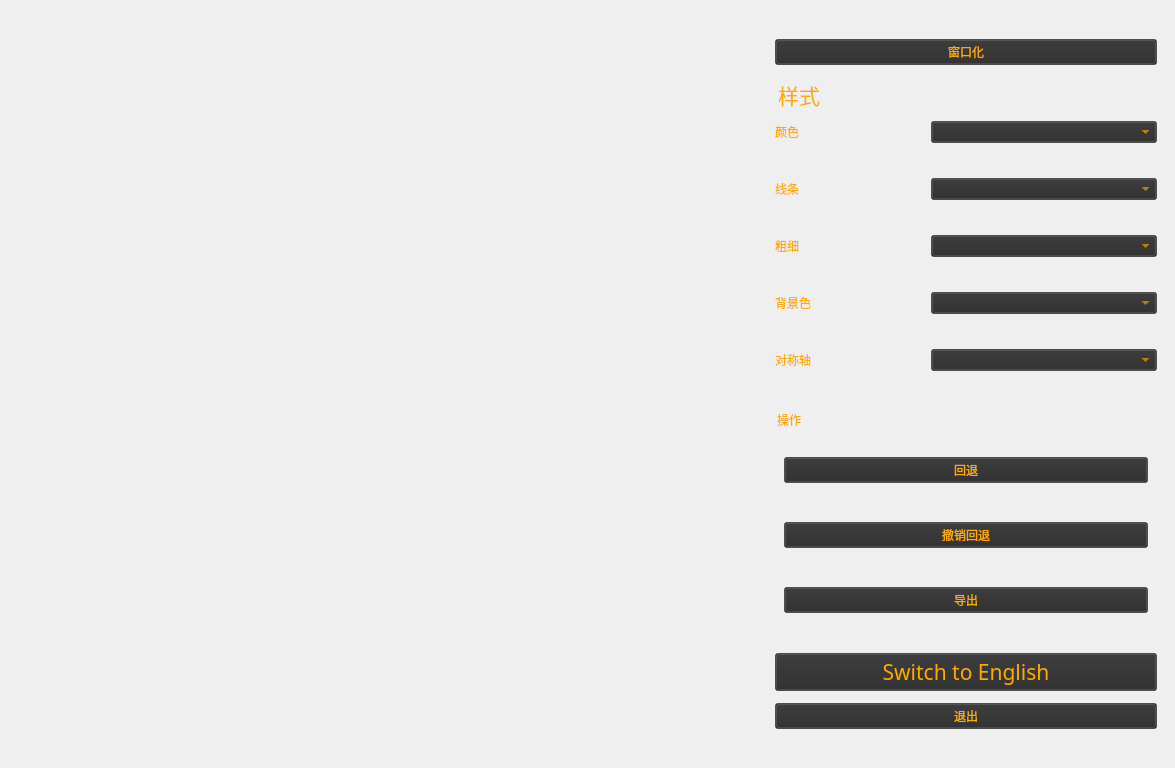
This is widget.ui in Sam-ie/Magical-Circle as Qt 5 draws it before an edit. The edited form follows.
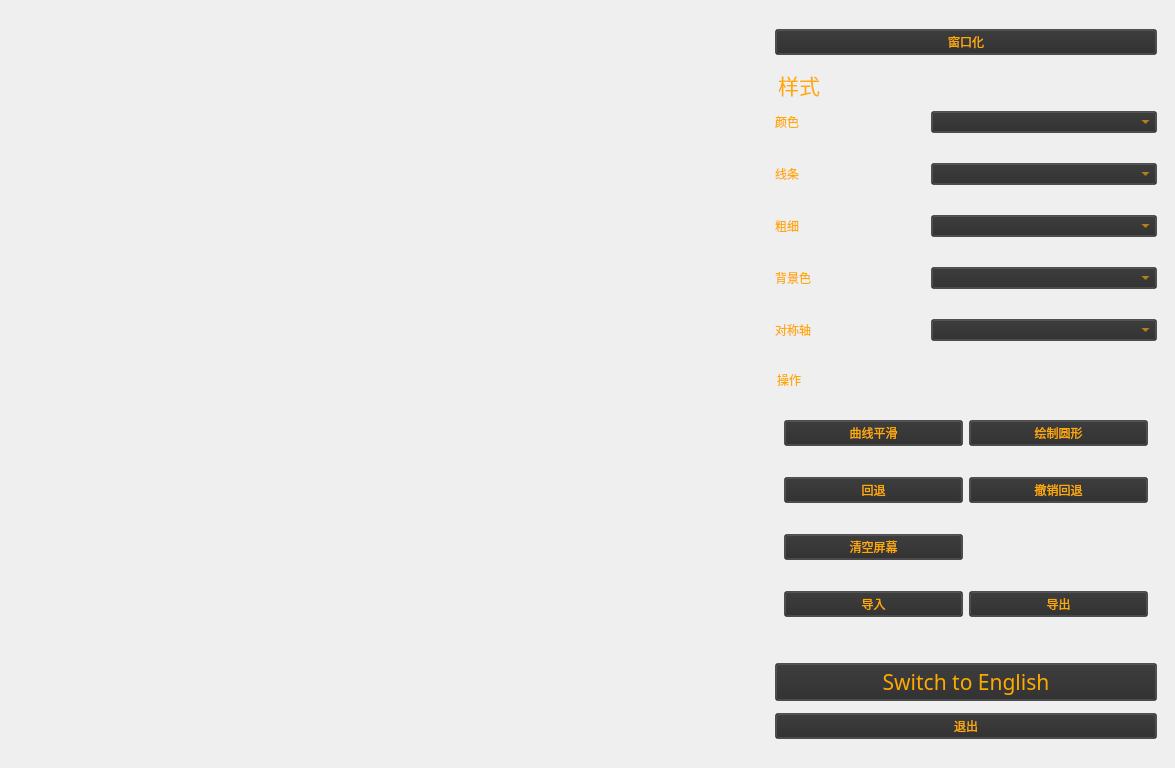
This is the edited form. Icons and pictures are not drawn.

Patch:
```diff
--- a/widget.ui
+++ b/widget.ui
@@ -12,7 +12,7 @@
   </property>
   <property name="minimumSize">
    <size>
-    <width>700</width>
+    <width>800</width>
     <height>768</height>
    </size>
   </property>
@@ -92,16 +92,20 @@
     outline: none; /* 移除轮廓 */
     background-color: transparent; /* 设定背景透明 */
 }
-QPushButton:hover, QPushButton:pressed {
+QPushButton:hover, QPushButton:pressed, QPushButton:checked {
     color: red;
+	font: 18pt &quot;华文楷体&quot;;
+}
+QPushButton:disabled {
+    color: gray;
 }</string>
         </property>
         <layout class="QGridLayout" name="gridLayout_4">
          <property name="topMargin">
-          <number>30</number>
+          <number>20</number>
          </property>
          <property name="bottomMargin">
-          <number>30</number>
+          <number>20</number>
          </property>
          <property name="verticalSpacing">
           <number>12</number>
@@ -111,7 +115,7 @@
            <property name="minimumSize">
             <size>
              <width>240</width>
-             <height>320</height>
+             <height>290</height>
             </size>
            </property>
            <property name="font">
@@ -133,13 +137,13 @@
              <number>0</number>
             </property>
             <property name="topMargin">
-             <number>25</number>
+             <number>30</number>
             </property>
             <property name="rightMargin">
              <number>0</number>
             </property>
             <property name="bottomMargin">
-             <number>5</number>
+             <number>0</number>
             </property>
             <property name="verticalSpacing">
              <number>16</number>
@@ -232,7 +236,7 @@
            <property name="minimumSize">
             <size>
              <width>0</width>
-             <height>200</height>
+             <height>250</height>
             </size>
            </property>
            <property name="styleSheet">
@@ -241,37 +245,74 @@
            <property name="title">
             <string>操作</string>
            </property>
-           <layout class="QVBoxLayout" name="verticalLayout">
-            <property name="spacing">
-             <number>12</number>
-            </property>
+           <layout class="QGridLayout" name="gridLayout_5">
             <property name="topMargin">
              <number>21</number>
             </property>
             <property name="bottomMargin">
              <number>1</number>
             </property>
-            <item>
-             <widget class="QPushButton" name="pushButton_2">
-              <property name="text">
-               <string>回退</string>
-              </property>
-             </widget>
-            </item>
-            <item>
-             <widget class="QPushButton" name="pushButton_3">
-              <property name="text">
-               <string>撤销回退</string>
-              </property>
-             </widget>
-            </item>
-            <item>
-             <widget class="QPushButton" name="pushButton_4">
+            <property name="verticalSpacing">
+             <number>1</number>
+            </property>
+            <item row="3" column="2">
+             <widget class="QPushButton" name="pushButton_Export">
               <property name="text">
                <string>导出</string>
               </property>
              </widget>
             </item>
+            <item row="1" column="2">
+             <widget class="QPushButton" name="pushButton_Redo">
+              <property name="text">
+               <string>撤销回退</string>
+              </property>
+              <property name="checkable">
+               <bool>false</bool>
+              </property>
+             </widget>
+            </item>
+            <item row="0" column="2">
+             <widget class="QPushButton" name="pushButton_Circle">
+              <property name="text">
+               <string>绘制圆形</string>
+              </property>
+              <property name="checkable">
+               <bool>true</bool>
+              </property>
+             </widget>
+            </item>
+            <item row="3" column="1">
+             <widget class="QPushButton" name="pushButton_Import">
+              <property name="text">
+               <string>导入</string>
+              </property>
+             </widget>
+            </item>
+            <item row="1" column="1">
+             <widget class="QPushButton" name="pushButton_Undo">
+              <property name="text">
+               <string>回退</string>
+              </property>
+              <property name="checkable">
+               <bool>false</bool>
+              </property>
+             </widget>
+            </item>
+            <item row="0" column="1">
+             <widget class="QPushButton" name="pushButton_Smooth">
+              <property name="text">
+               <string>曲线平滑</string>
+              </property>
+             </widget>
+            </item>
+            <item row="2" column="1">
+             <widget class="QPushButton" name="pushButton_Clear">
+              <property name="text">
+               <string>清空屏幕</string>
+              </property>
+             </widget>
+            </item>
            </layout>
           </widget>
          </item>
```
Left out of the diff: 8 changed lines with no effect on the pictures.
